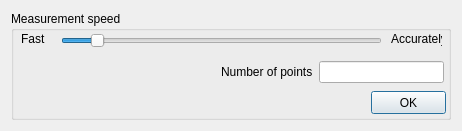
Before: the Qt Designer form fqsettings.ui in rigexpert/AntScope2, drawn with Qt 5.
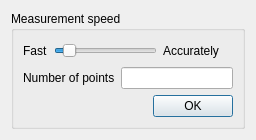
After: the same form once the commit is applied.

What changed in the file:
```diff
--- a/fqsettings.ui
+++ b/fqsettings.ui
@@ -6,28 +6,31 @@
    <rect>
     <x>0</x>
     <y>0</y>
-    <width>462</width>
-    <height>131</height>
+    <width>256</width>
+    <height>140</height>
    </rect>
   </property>
   <property name="windowTitle">
    <string>Dialog</string>
   </property>
-  <layout class="QHBoxLayout" name="horizontalLayout">
+  <layout class="QVBoxLayout" name="verticalLayout_2">
    <item>
     <widget class="QGroupBox" name="groupBox">
      <property name="title">
       <string>Measurement speed</string>
      </property>
+     <layout class="QVBoxLayout" name="verticalLayout">
+      <item>
+       <layout class="QHBoxLayout" name="horizontalLayout_3">
+        <item>
+         <widget class="QLabel" name="label">
+          <property name="text">
+           <string>Fast</string>
+          </property>
+         </widget>
+        </item>
+        <item>
      <widget class="QSlider" name="dotsSlider">
-      <property name="geometry">
-       <rect>
-        <x>50</x>
-        <y>20</y>
-        <width>321</width>
-        <height>19</height>
-       </rect>
-      </property>
       <property name="minimum">
        <number>5</number>
       </property>
@@ -44,57 +47,20 @@
        <number>100</number>
       </property>
       <property name="orientation">
-       <enum>Qt::Horizontal</enum>
-      </property>
-     </widget>
-     <widget class="QLabel" name="label">
-      <property name="geometry">
-       <rect>
-        <x>10</x>
-        <y>20</y>
-        <width>31</width>
-        <height>16</height>
-       </rect>
-      </property>
-      <property name="text">
-       <string>Fast</string>
-      </property>
-     </widget>
+           <enum>Qt::Orientation::Horizontal</enum>
+          </property>
+         </widget>
+        </item>
+        <item>
      <widget class="QLabel" name="label_2">
-      <property name="geometry">
-       <rect>
-        <x>380</x>
-        <y>20</y>
-        <width>51</width>
-        <height>16</height>
-       </rect>
-      </property>
       <property name="text">
-       <string>Accurately </string>
-      </property>
-     </widget>
-     <widget class="QPushButton" name="OKBtn">
-      <property name="geometry">
-       <rect>
-        <x>360</x>
-        <y>80</y>
-        <width>75</width>
-        <height>23</height>
-       </rect>
-      </property>
-      <property name="text">
-       <string>OK</string>
-      </property>
-     </widget>
-     <widget class="QWidget" name="">
-      <property name="geometry">
-       <rect>
-        <x>210</x>
-        <y>50</y>
-        <width>223</width>
-        <height>22</height>
-       </rect>
-      </property>
+           <string>Accurately    </string>
+          </property>
+         </widget>
+        </item>
+       </layout>
+      </item>
+      <item>
       <layout class="QHBoxLayout" name="horizontalLayout_2">
        <item>
         <widget class="QLabel" name="label_3">
@@ -107,7 +73,32 @@
         <widget class="QLineEdit" name="dotsLine"/>
        </item>
       </layout>
-     </widget>
+      </item>
+      <item>
+       <layout class="QHBoxLayout" name="horizontalLayout">
+        <item>
+         <spacer name="horizontalSpacer">
+          <property name="orientation">
+           <enum>Qt::Orientation::Horizontal</enum>
+          </property>
+          <property name="sizeHint" stdset="0">
+           <size>
+            <width>40</width>
+            <height>20</height>
+           </size>
+          </property>
+         </spacer>
+        </item>
+        <item>
+         <widget class="QPushButton" name="OKBtn">
+          <property name="text">
+           <string>OK</string>
+          </property>
+         </widget>
+        </item>
+       </layout>
+      </item>
+     </layout>
     </widget>
    </item>
   </layout>
```
Lines whose indentation alone changed are shown as unchanged.
